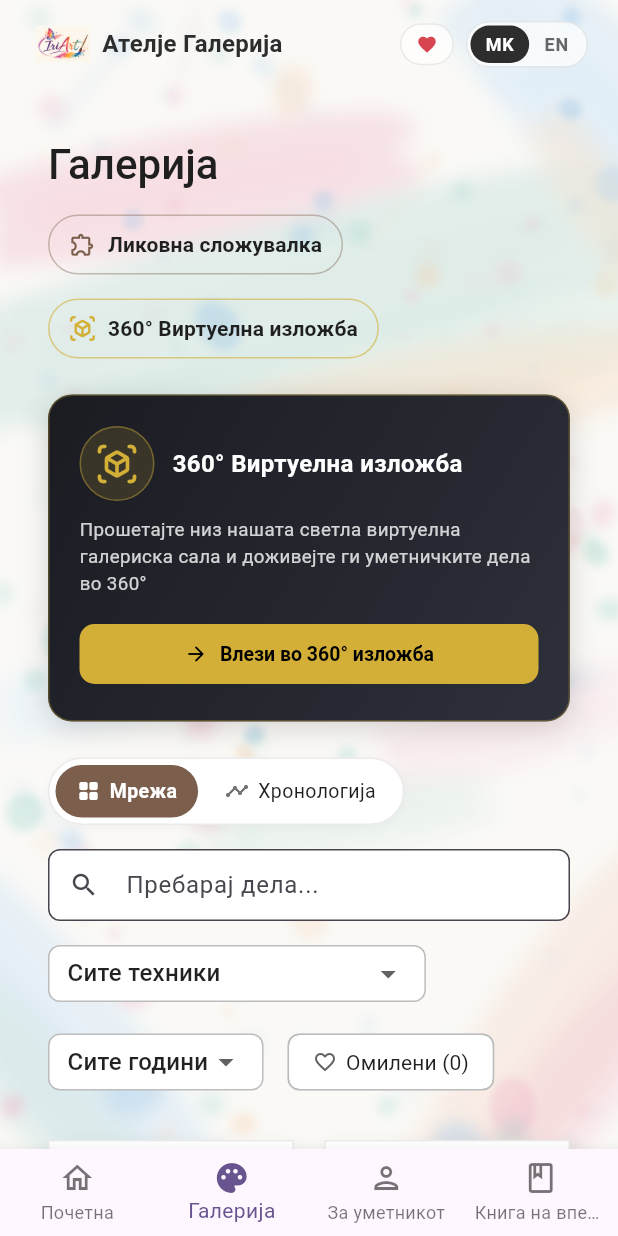
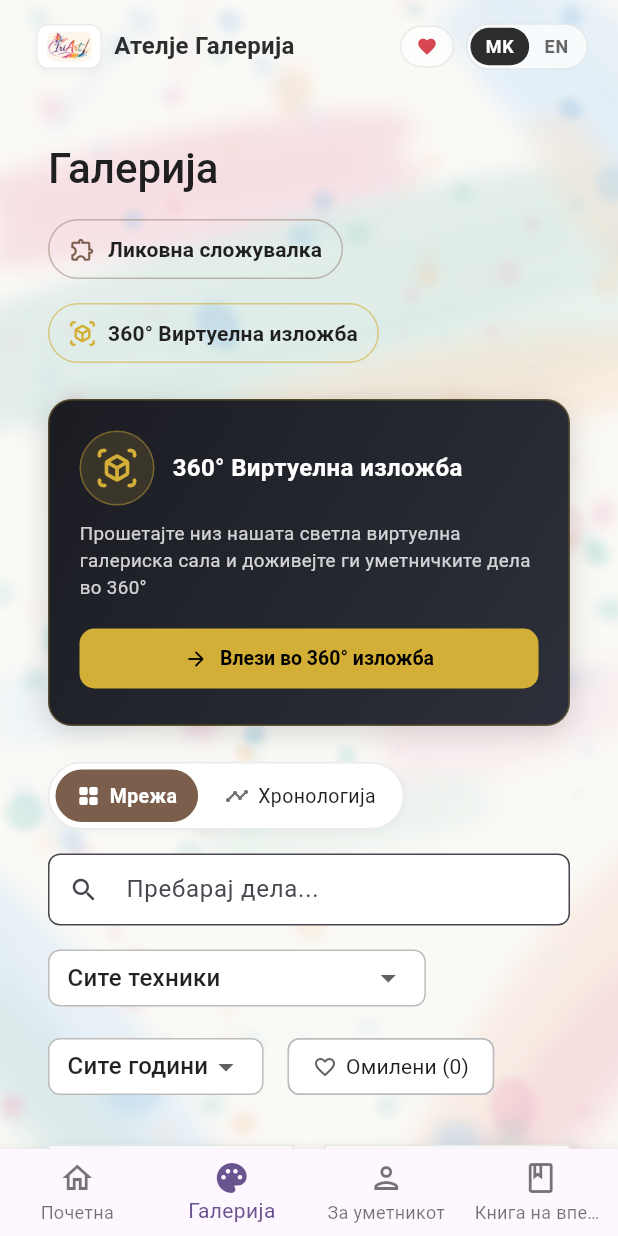
Before and after one commit to irinagalleryart/atelier_gallery, a Flutter app: the screen it shows after launch, item 2 of the bottom bar chosen, on a phone screen of 412 x 824 dp. Run offline on Flutter 3.47's test engine with Material 3 defaults, Android fonts, the phone set to English and light mode, and no system bars; our stand-ins replace image_picker, shared_preferences, supabase_flutter, yaml; accounts and stored records are empty; network calls fail.

Commit message:
fix dark logo display

```diff
--- a/lib/screens/gallery_home_screen.dart
+++ b/lib/screens/gallery_home_screen.dart
@@ -206,17 +206,37 @@ class _TopGalleryNavBar extends StatelessWidget {
                 child: Row(
                   mainAxisSize: MainAxisSize.min,
                   children: [
-                    Image.asset(
+                    Container(
+                      padding: const EdgeInsets.symmetric(horizontal: 6, vertical: 4),
+                      decoration: BoxDecoration(
+                        color: isDark ? const Color(0xFFF8F9FA) : Colors.white,
+                        borderRadius: BorderRadius.circular(8),
+                        border: Border.all(
+                          color: isDark ? theme.colorScheme.outlineVariant : Colors.black.withValues(alpha: 0.08),
+                        ),
+                        boxShadow: [
+                          BoxShadow(
+                            color: Colors.black.withValues(alpha: isDark ? 0.2 : 0.04),
+                            blurRadius: 4,
+                            offset: const Offset(0, 2),
+                          ),
+                        ],
+                      ),
+                      child: ClipRRect(
+                        borderRadius: BorderRadius.circular(6),
+                        child: Image.asset(
                           'assets/branding/logo_iriart.png',
-                      height: isDesktop ? 30 : 24,
+                          height: isDesktop ? 24 : 20,
                           fit: BoxFit.contain,
                           errorBuilder: (context, error, stackTrace) {
                             return Icon(
                               Icons.palette_outlined,
-                          size: 24,
+                              size: isDesktop ? 22 : 18,
                               color: isDark ? const Color(0xFFE2C2AA) : const Color(0xFF7B5E4B),
                             );
                           },
+                        ),
+                      ),
                     ),
                     const SizedBox(width: 8),
                     Flexible(
```
Also changed, not shown: lib/screens/admin_screen.dart (+31 -8 lines). Lines whose indentation alone changed are shown as unchanged.
